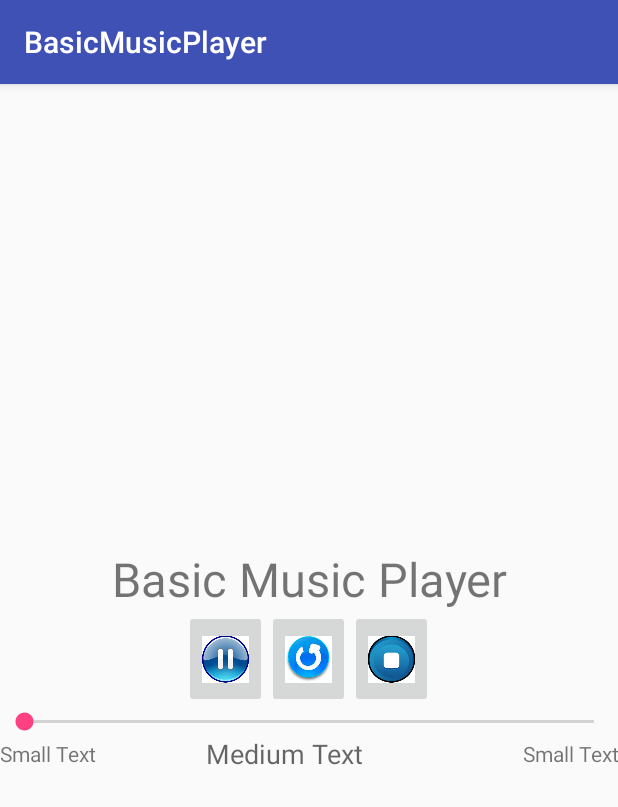
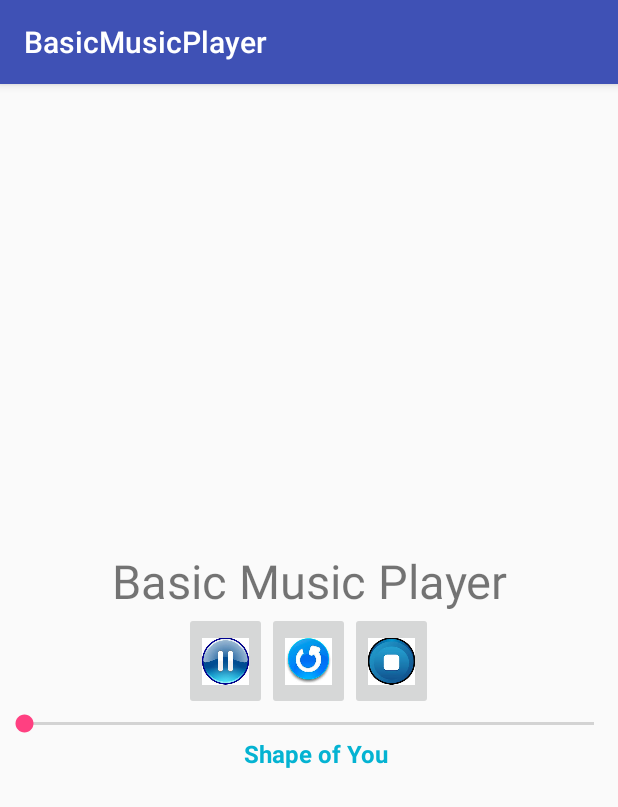
Before and after one commit to mitalipattani/BasicMusicPlayer, an Android app: the screen it shows after launch (MainActivity), after a tap on "play", on a phone screen of 412 x 824 dp. Shown: the top 807 px of the screen. Run offline under Robolectric (Android 15) with nearby library versions, the phone set to English and light mode, and no system bars; 4 statements that could not run were skipped.

```diff
--- a/app/src/main/java/com/ciccc_cirac/basicmusicplayer/MainActivity.java
+++ b/app/src/main/java/com/ciccc_cirac/basicmusicplayer/MainActivity.java
@@ -1,6 +1,7 @@
 package com.ciccc_cirac.basicmusicplayer;
 
 import android.media.MediaPlayer;
+import android.os.Handler;
 import android.support.v7.app.AppCompatActivity;
 import android.os.Bundle;
 import android.view.View;
@@ -12,12 +13,17 @@ import android.widget.Toast;
 import java.io.IOException;
 import java.util.concurrent.TimeUnit;
 
-public class MainActivity extends AppCompatActivity implements View.OnClickListener {
+public class MainActivity extends AppCompatActivity implements View.OnClickListener, SeekBar.OnSeekBarChangeListener {
     // Create an object for Media Player
     MediaPlayer player;
     ImageButton playButton, stopButton, resetButton;
+    TextView txt_totalDuration, songCurrentDurationLabel;  //added code for seek bar
     boolean play_reset = true;
-    private SeekBar seekbar;
+
+    private SeekBar songProgressBar;  //added code for seek bar
+    // Handler to update UI timer, progress bar etc,.
+    private Handler mHandler = new Handler();//added code for seek bar
+    private Utilities utils;//added code for seek bar
 
     @Override
     protected void onCreate(Bundle savedInstanceState) {
@@ -25,15 +31,18 @@ public class MainActivity extends AppCompatActivity implements View.OnClickListe
         setContentView(R.layout.activity_main);
        //Instantiate an object of media player
         player = MediaPlayer.create(this,  R.raw.shapeofyou);
-
+        utils = new Utilities();                //added code for seek bar
         playButton = (ImageButton) this.findViewById(R.id.play);
         stopButton = (ImageButton) this.findViewById(R.id.stop);
         resetButton = (ImageButton) this.findViewById(R.id.reset);
-        seekbar = (SeekBar)findViewById(R.id.seekBar);
+        songProgressBar = (SeekBar)findViewById(R.id.seekBar);          //added code for seek bar
+        txt_totalDuration = (TextView)findViewById(R.id.totalDuration); //added code for seek bar
+        songCurrentDurationLabel = (TextView)findViewById(R.id.songCurrentDurationLabel); //added code for seek bar
 
         playButton.setOnClickListener(this);
         stopButton.setOnClickListener(this);
         resetButton.setOnClickListener(this);
+        songProgressBar.setOnSeekBarChangeListener(this);  //added code for seek bar
     }
 
 
@@ -96,6 +105,11 @@ public class MainActivity extends AppCompatActivity implements View.OnClickListe
     }
     // Toggle between the buttonplay and pause
     private void playPause() {
+        //todo added code for seek bar
+        // set Progress bar values
+        songProgressBar.setProgress(0);
+        songProgressBar.setMax(100);
+        updateProgressBar();
 // if the music is playing then pause the music playback
         if(player.isPlaying()) {
             player.pause();
@@ -111,4 +125,54 @@ public class MainActivity extends AppCompatActivity implements View.OnClickListe
             Toast.makeText(this, R.string.isPlaying, Toast.LENGTH_SHORT).show();
         }
     }
+    //todo added code for seek bar
+    @Override
+    public void onProgressChanged(SeekBar seekBar, int progress, boolean fromUser) {
+
+    }
+    //todo added code for seek bar
+    @Override
+    public void onStartTrackingTouch(SeekBar seekBar) {
+        // remove message Handler from updating progress bar
+        mHandler.removeCallbacks(mUpdateTimeTask);
+    }
+    //todo added code for seek bar
+    @Override
+    public void onStopTrackingTouch(SeekBar seekBar) {
+        mHandler.removeCallbacks(mUpdateTimeTask);
+        int totalDuration = player.getDuration();
+        int currentPosition = utils.progressToTimer(seekBar.getProgress(), totalDuration);
+
+        // forward or backward to certain seconds
+        player.seekTo(currentPosition);
+
+        // update timer progress again
+        updateProgressBar();
+    }
+    public void updateProgressBar() {
+        mHandler.postDelayed(mUpdateTimeTask, 100);
+    }
+    //todo added code for seek bar
+    /**
+     * Background Runnable thread
+     * */
+    private Runnable mUpdateTimeTask = new Runnable() {
+        public void run() {
+            long totalDuration = player.getDuration();
+            long currentDuration = player.getCurrentPosition();
+
+            // Displaying Total Duration time
+            txt_totalDuration.setText(""+utils.milliSecondsToTimer(totalDuration));
+            // Displaying time completed playing
+            songCurrentDurationLabel.setText(""+utils.milliSecondsToTimer(currentDuration));
+
+            // Updating progress bar
+            int progress = (int)(utils.getProgressPercentage(currentDuration, totalDuration));
+            //Log.d("Progress", ""+progress);
+            songProgressBar.setProgress(progress);
+
+            // Running this thread after 100 milliseconds
+            mHandler.postDelayed(this, 100);
+        }
+    };
 }
--- a/app/src/main/res/layout/activity_main.xml
+++ b/app/src/main/res/layout/activity_main.xml
@@ -58,16 +58,21 @@
             android:layout_weight="1"
             android:layout_height="wrap_content"
             android:textAppearance="?android:attr/textAppearanceSmall"
-            android:text="Small Text"
+            android:text=""
             android:gravity="start"
-            android:id="@+id/textView2"/>
+            android:id="@+id/songCurrentDurationLabel"/>
         <TextView
-            android:layout_width="0dp"
+            android:id="@+id/songTitle"
+            android:layout_width="wrap_content"
+            android:layout_height="wrap_content"
             android:layout_weight="1"
-            android:layout_height="wrap_content"
-            android:textAppearance="?android:attr/textAppearanceMedium"
-            android:text="Medium Text"
-            android:id="@+id/textView4" />
+            android:textColor="#04b3d2"
+            android:textSize="16dp"
+            android:paddingLeft="10dp"
+            android:textStyle="bold"
+            android:text="Shape of You"
+            android:gravity="center"
+           />
 
         <TextView
             android:layout_width="0dp"
@@ -75,9 +80,8 @@
             android:layout_height="wrap_content"
             android:gravity="end"
             android:textAppearance="?android:attr/textAppearanceSmall"
-            android:text="Small Text"
-            android:id="@+id/textView3" />
-
+            android:text=""
+            android:id="@+id/totalDuration" />
 
         </LinearLayout>
 </LinearLayout>
```
